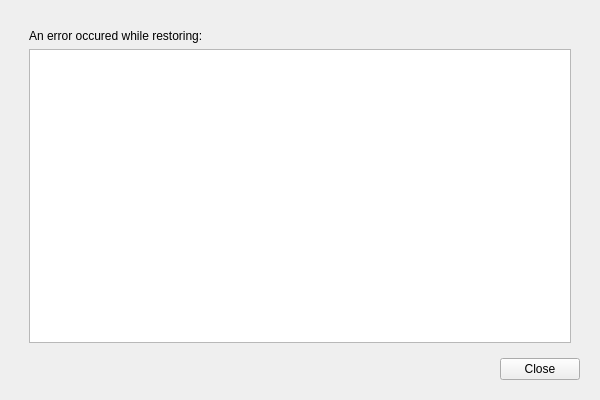
Qt form filedigger/restoredialog.ui (KDE/kup) before a commit.
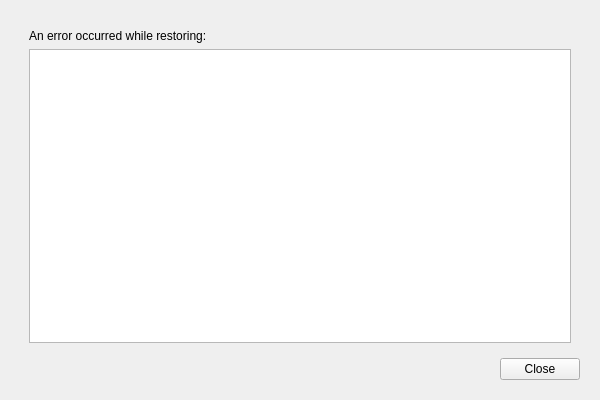
The same form after that commit. The open tabs and pages were chosen to show the change. Icons and pictures are not drawn.

```diff
--- a/filedigger/restoredialog.ui
+++ b/filedigger/restoredialog.ui
@@ -338,7 +338,7 @@
            <item>
             <widget class="QLabel" name="mErrorLabel">
              <property name="text">
-              <string comment="@label above the detailed error message">An error occured while restoring:</string>
+              <string comment="@label above the detailed error message">An error occurred while restoring:</string>
              </property>
             </widget>
            </item>
```
